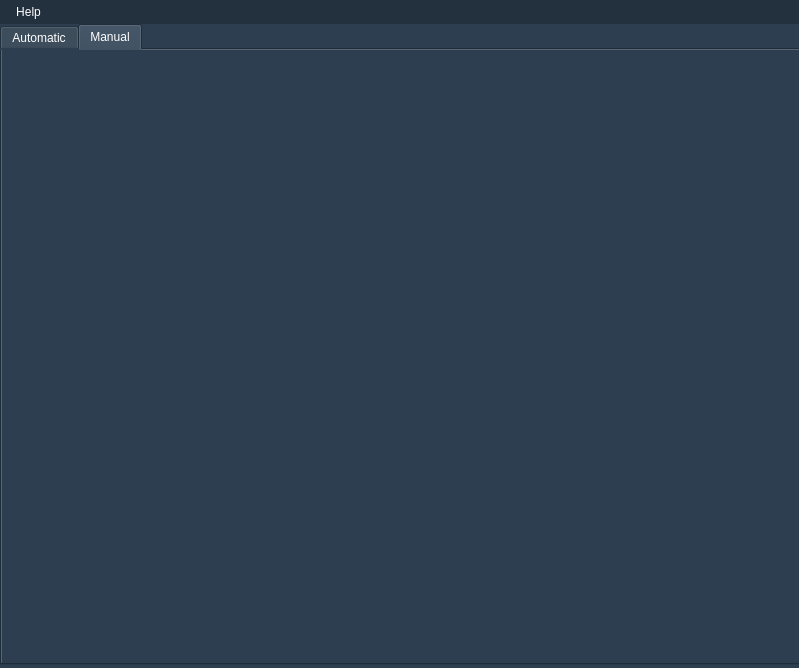
The window that src/mainwindow.ui (ontgen/ontgen) describes before a commit, drawn with Qt 5.
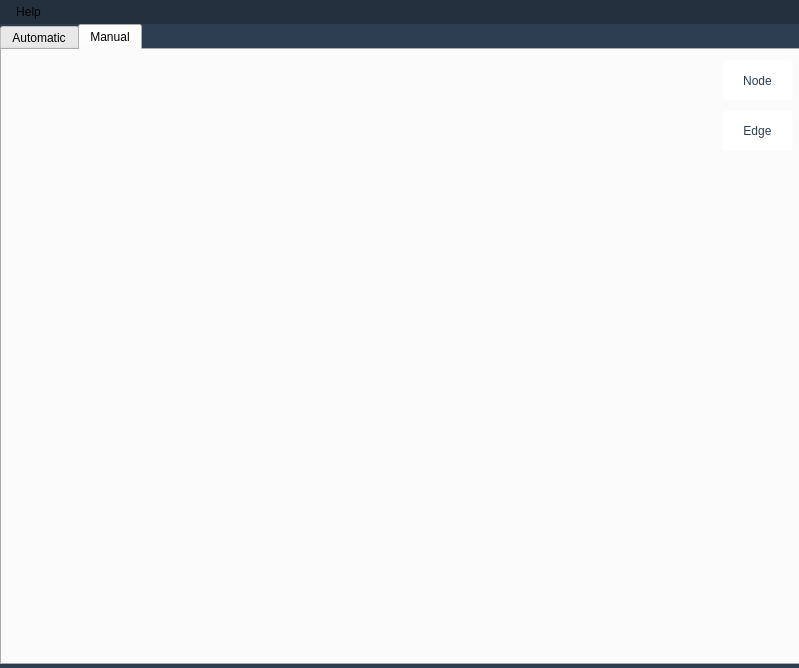
The same window after the commit.

```diff
--- a/src/mainwindow.ui
+++ b/src/mainwindow.ui
@@ -225,7 +225,17 @@
    <string notr="true">font: 11pt &quot;Droid Sans&quot;;
 background: #2c3e50;
 color: rgb(255, 255, 255);
-</string>
+
+QPushButton{
+	background: #fff;
+	color:#2c3e50;
+	border: 1px solid transparent;
+	border-radius:4px;
+}
+QPushButton:!enabled{
+	background: #d0d0d0;
+    color: #888;
+}</string>
   </property>
   <widget class="QWidget" name="centralWidget">
    <widget class="QTabWidget" name="tabWidget">
@@ -1270,6 +1280,67 @@
      <attribute name="title">
       <string>Manual</string>
      </attribute>
+     <widget class="QPushButton" name="addnode">
+      <property name="geometry">
+       <rect>
+        <x>720</x>
+        <y>10</y>
+        <width>71</width>
+        <height>41</height>
+       </rect>
+      </property>
+      <property name="styleSheet">
+       <string notr="true">QPushButton{
+	background: #fff;
+	color:#2c3e50;
+	border: 1px solid transparent;
+	border-radius:4px;
+}
+QPushButton:!enabled{
+	background: #d0d0d0;
+    color: #888;
+}</string>
+      </property>
+      <property name="text">
+       <string>Node</string>
+      </property>
+     </widget>
+     <widget class="QPushButton" name="addedge">
+      <property name="geometry">
+       <rect>
+        <x>720</x>
+        <y>60</y>
+        <width>71</width>
+        <height>41</height>
+       </rect>
+      </property>
+      <property name="styleSheet">
+       <string notr="true">QPushButton{
+	background: #fff;
+	color:#2c3e50;
+	border: 1px solid transparent;
+	border-radius:4px;
+}
+QPushButton:!enabled{
+	background: #d0d0d0;
+    color: #888;
+}</string>
+      </property>
+      <property name="text">
+       <string>Edge</string>
+      </property>
+     </widget>
+     <widget class="QWidget" name="gridLayoutWidget">
+      <property name="geometry">
+       <rect>
+        <x>29</x>
+        <y>29</y>
+        <width>681</width>
+        <height>491</height>
+       </rect>
+      </property>
+      <layout class="QGridLayout" name="gridLayout"/>
+     </widget>
     </widget>
    </widget>
   </widget>
```
